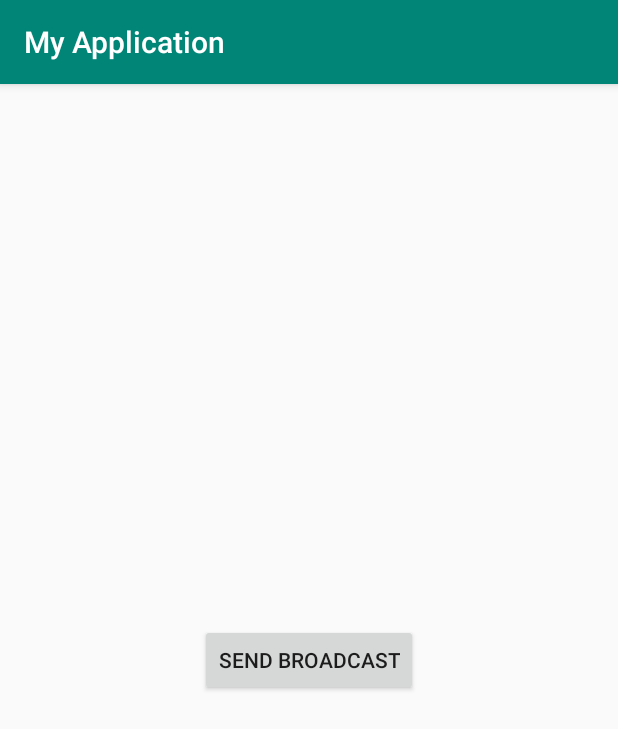
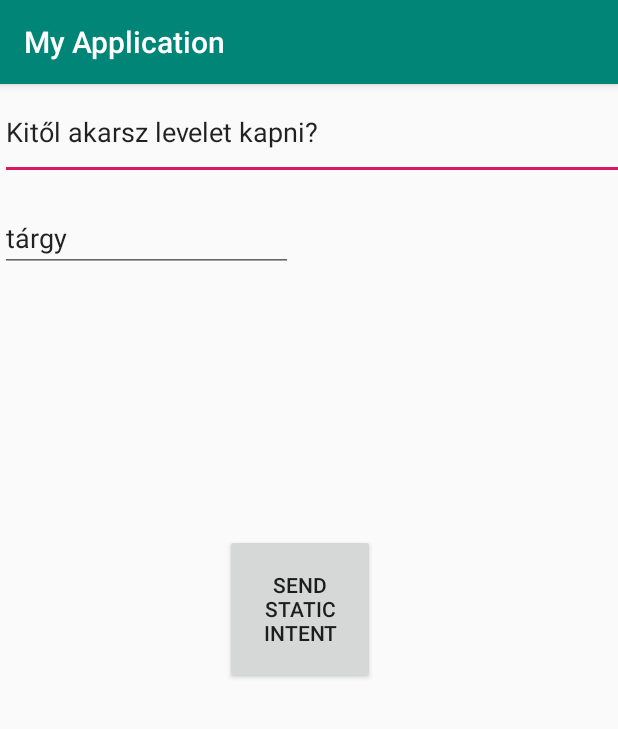
Before and after one commit to whatDayIsToday/broadcast, an Android app: the screen it shows after launch (MainActivity), on a phone screen of 412 x 824 dp. Shown: the top 729 px of the screen. Run offline under Robolectric (Android 15) with nearby library versions, the phone set to English and light mode, and no system bars.

Commit message:
Uj fragment layout létrehozása, és fragment osztály készítése

```diff
--- a/app/src/main/AndroidManifest.xml
+++ b/app/src/main/AndroidManifest.xml
@@ -9,7 +9,9 @@
         android:roundIcon="@mipmap/ic_launcher_round"
         android:supportsRtl="true"
         android:theme="@style/AppTheme">
-        <activity android:name=".MainActivity">
+        <activity
+            android:name=".MainActivity"
+            android:label="My Application">
             <intent-filter>
                 <action android:name="android.intent.action.MAIN" />
                 <category android:name="android.intent.category.LAUNCHER" />
@@ -21,7 +23,7 @@
             android:enabled="true"
             android:exported="true">
             <intent-filter>
-                <action android:name="com.example.bukodavi.staticEvent"></action>
+                <action android:name="com.example.bukodavi.staticEvent"/>
             </intent-filter>
         </receiver>
     </application>
--- a/app/src/main/java/com/example/bukodavi/myapplication/BlankFragment.java
+++ b/app/src/main/java/com/example/bukodavi/myapplication/BlankFragment.java
@@ -21,14 +21,16 @@ public class BlankFragment extends Fragment {
     @Override
     public View onCreateView(LayoutInflater inflater, ViewGroup container,
                              Bundle savedInstanceState) {
-        // Inflate the layout for this fragment
-        View staticView = inflater.inflate(R.layout.activity_main, container, false);
+        // létrehozunk egy új nézetet staticView néven, majd megadjuk neki, hogy a fragment_blank xml designből dolgozzon.
+        View staticView = inflater.inflate(R.layout.fragment_blank, container, false);
 
-        // Gomb beallitása, hogy tartalmat küldjön a statikus kezelőnek
+        // Gomb beallitása, hogy tartalmat küldjön a statikus kezelőnek (onclicklistener) vizsgálja, hogy "kattintva" volt -e a gomb
         staticView.findViewById(R.id.staticBtn).setOnClickListener(new OnClickListener() {
             @Override
             public void onClick(View v) {
+                //Új intent létrehozása aszinkMess néven, és megadjuk neki, hogy a MainActivity osztályunkből vegye az ott létrehozott myIntent változót.
                 Intent aszinkMess = new Intent(MainActivity.myIntent);
+                //beállítjuk az aszinkMess változónkat, hogy csak az ebből a packageből érkező activitást kezelje le.
                 aszinkMess.setPackage("com.example.bukodavi.myapplication");
                 getActivity().sendBroadcast(aszinkMess);
             }
--- a/app/src/main/res/layout/activity_main.xml
+++ b/app/src/main/res/layout/activity_main.xml
@@ -1,24 +1,7 @@
-<?xml version="1.0" encoding="utf-8"?>
-<android.support.constraint.ConstraintLayout xmlns:android="http://schemas.android.com/apk/res/android"
-    xmlns:app="http://schemas.android.com/apk/res-auto"
+<FrameLayout xmlns:android="http://schemas.android.com/apk/res/android"
     xmlns:tools="http://schemas.android.com/tools"
+    android:id="@+id/activityCont"
     android:layout_width="match_parent"
     android:layout_height="match_parent"
-    tools:context=".MainActivity">
-
-    <Button
-        android:id="@+id/buttonBroadc"
-        android:layout_width="wrap_content"
-        android:layout_height="wrap_content"
-        android:layout_marginStart="8dp"
-        android:layout_marginTop="8dp"
-        android:layout_marginEnd="8dp"
-        android:layout_marginBottom="8dp"
-        android:onClick="sendBroadcast"
-        android:text="Send Broadcast"
-        app:layout_constraintBottom_toBottomOf="parent"
-        app:layout_constraintEnd_toEndOf="parent"
-        app:layout_constraintStart_toStartOf="parent"
-        app:layout_constraintTop_toTopOf="parent" />
-
-</android.support.constraint.ConstraintLayout>
+    tools:context=".MainActivity"
+    tools:ignore="MergeBootFrame"/>
--- a/app/src/main/res/layout/fragment_blank.xml
+++ b/app/src/main/res/layout/fragment_blank.xml
@@ -1,15 +1,43 @@
-<?xml version="1.0" encoding="utf-8"?>
-<FrameLayout xmlns:android="http://schemas.android.com/apk/res/android"
+<LinearLayout xmlns:android="http://schemas.android.com/apk/res/android"
     xmlns:tools="http://schemas.android.com/tools"
+    android:id="@+id/LinearLl"
     android:layout_width="match_parent"
     android:layout_height="match_parent"
     tools:context=".BlankFragment">
 
     <!-- TODO: Update blank fragment layout -->
 
-    <Button
-        android:id="@+id/staticBtn"
-        android:layout_width="383dp"
-        android:layout_height="515dp"
-        android:text="Send Static intent" />
-</FrameLayout>
+    <FrameLayout
+        android:id="@+id/mailBox"
+        android:layout_width="match_parent"
+        android:layout_height="match_parent"
+        android:layout_weight="1">
+
+        <Button
+            android:id="@+id/staticBtn"
+            android:layout_width="100dp"
+            android:layout_height="100dp"
+            android:layout_marginLeft="150dp"
+            android:layout_marginTop="300dp"
+            android:text="Send Static intent" />
+
+        <EditText
+            android:id="@+id/mailFrom"
+            android:layout_width="500dp"
+            android:layout_height="64dp"
+            android:layout_weight="1"
+            android:ems="10"
+            android:inputType="textPersonName"
+            android:text="Kitől akarsz levelet kapni?" />
+
+        <EditText
+            android:id="@+id/mailSubject"
+            android:layout_width="195dp"
+            android:layout_height="wrap_content"
+            android:layout_marginTop="80dp"
+            android:ems="10"
+            android:inputType="textPersonName"
+            android:text="tárgy" />
+
+    </FrameLayout>
+</LinearLayout>
```
Also changed, not shown: app/src/main/java/com/example/bukodavi/myapplication/BcReceiver.java (+15 -3 lines), app/src/main/java/com/example/bukodavi/myapplication/MainActivity.java (+10 -29 lines).
